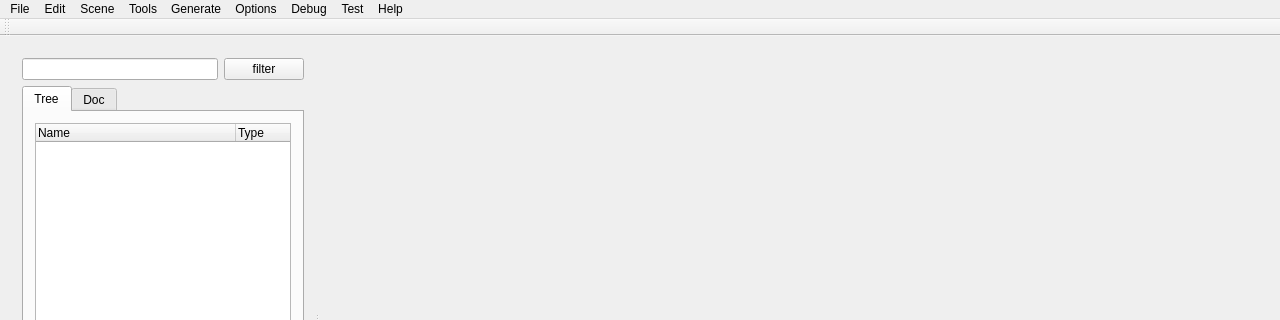
First picture: the form in ui/mainWindow.ui, repository VCityTeam/3DUSE, before the edit; both pictures show x 0 to 1280 and y 0 to 320 of the 1280 by 720 pixel window.
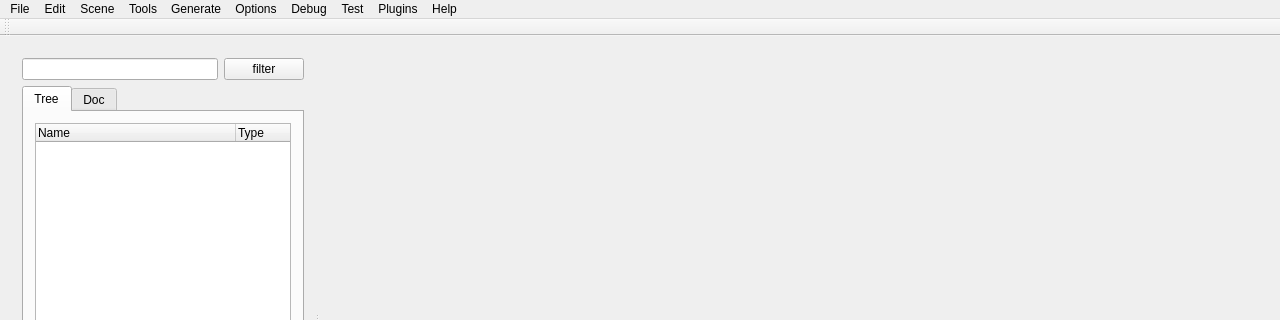
Second picture: the form after the edit. Icons and pictures are not drawn.

Commit message: Add support for Qt plugins (multi-os: Win, Linux, Mac-OS): - add CityGMLEmpty plugin (for sample) - add CityGMLCut plugin (but cmdline util still here) - add doc : how_to_make_a_3DUSE_Qt_plugin

Patch:
```diff
--- a/ui/mainWindow.ui
+++ b/ui/mainWindow.ui
@@ -270,7 +270,7 @@
      <x>0</x>
      <y>0</y>
      <width>1280</width>
-     <height>27</height>
+     <height>21</height>
     </rect>
    </property>
    <widget class="QMenu" name="menuFile">
@@ -403,6 +403,11 @@
     </widget>
     <addaction name="menuLODs"/>
    </widget>
+   <widget class="QMenu" name="menuPlugins">
+    <property name="title">
+     <string>Plugins</string>
+    </property>
+   </widget>
    <addaction name="menuFile"/>
    <addaction name="menuEdit"/>
    <addaction name="menuScene"/>
@@ -411,6 +416,7 @@
    <addaction name="menuOptions"/>
    <addaction name="menuDebug"/>
    <addaction name="menuTest"/>
+   <addaction name="menuPlugins"/>
    <addaction name="menu"/>
   </widget>
   <widget class="QToolBar" name="mainToolBar">
```
The commit also changes 24 other files.
